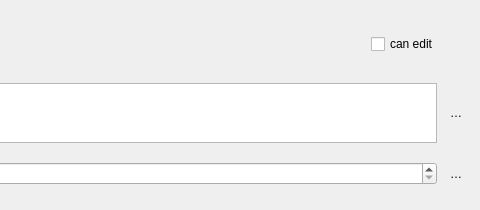
nextcloud/desktop, file src/gui/shareuserline.ui: the form before one commit; both pictures show x 500 to 980 and y 0 to 210 of the 980 by 210 pixel window.
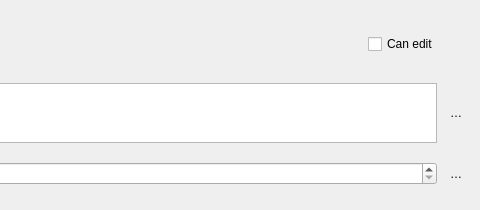
The form after the commit. Icons and pictures are not drawn. Custom widgets are drawn as their Qt base class.

```diff
--- a/src/gui/shareuserline.ui
+++ b/src/gui/shareuserline.ui
@@ -94,7 +94,7 @@
         </sizepolicy>
        </property>
        <property name="text">
-        <string>can edit</string>
+        <string>Can edit</string>
        </property>
       </widget>
      </item>
```
